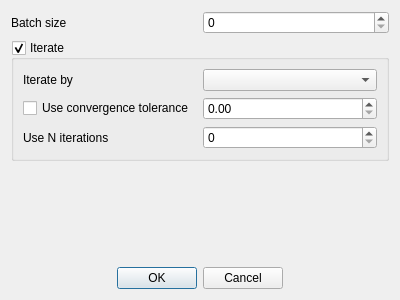
Before: the Qt Designer form gudpy/gui/widgets/ui_files/batchProcessingDialog.ui in disorderedmaterials/GudPy, drawn with Qt 5.
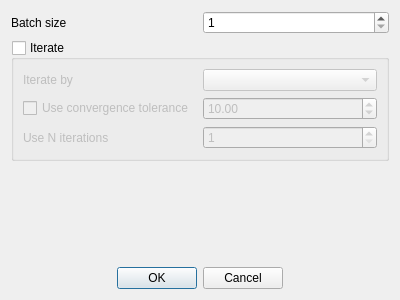
After: the same form once the commit is applied. Custom widgets are drawn as their Qt base class.

Commit message: Skeleton batch processing GUI.

```diff
--- a/gudpy/gui/widgets/ui_files/batchProcessingDialog.ui
+++ b/gudpy/gui/widgets/ui_files/batchProcessingDialog.ui
@@ -24,18 +24,31 @@
       </widget>
      </item>
      <item>
-      <widget class="QSpinBox" name="batchSizeSpinBox"/>
+      <widget class="QSpinBox" name="batchSizeSpinBox">
+       <property name="minimum">
+        <number>1</number>
+       </property>
+       <property name="maximum">
+        <number>99</number>
+       </property>
+      </widget>
      </item>
     </layout>
    </item>
    <item>
-    <widget class="QGroupBox" name="groupBox">
+    <widget class="QGroupBox" name="iterateGroupBox">
+     <property name="enabled">
+      <bool>true</bool>
+     </property>
      <property name="title">
       <string>Iterate</string>
      </property>
      <property name="checkable">
       <bool>true</bool>
      </property>
+     <property name="checked">
+      <bool>false</bool>
+     </property>
      <layout class="QVBoxLayout" name="verticalLayout">
       <item>
        <layout class="QHBoxLayout" name="horizontalLayout_3">
@@ -61,7 +74,11 @@
          </widget>
         </item>
         <item>
-         <widget class="ExponentialSpinBox" name="convergenceToleranceSpinBox"/>
+         <widget class="ExponentialSpinBox" name="convergenceToleranceSpinBox">
+          <property name="value">
+           <double>10.000000000000000</double>
+          </property>
+         </widget>
         </item>
        </layout>
       </item>
@@ -75,7 +92,11 @@
          </widget>
         </item>
         <item>
-         <widget class="QSpinBox" name="maxIterationsSpinBox"/>
+         <widget class="QSpinBox" name="maxIterationsSpinBox">
+          <property name="minimum">
+           <number>1</number>
+          </property>
+         </widget>
         </item>
        </layout>
       </item>
```
The commit also changes 2 other files.
